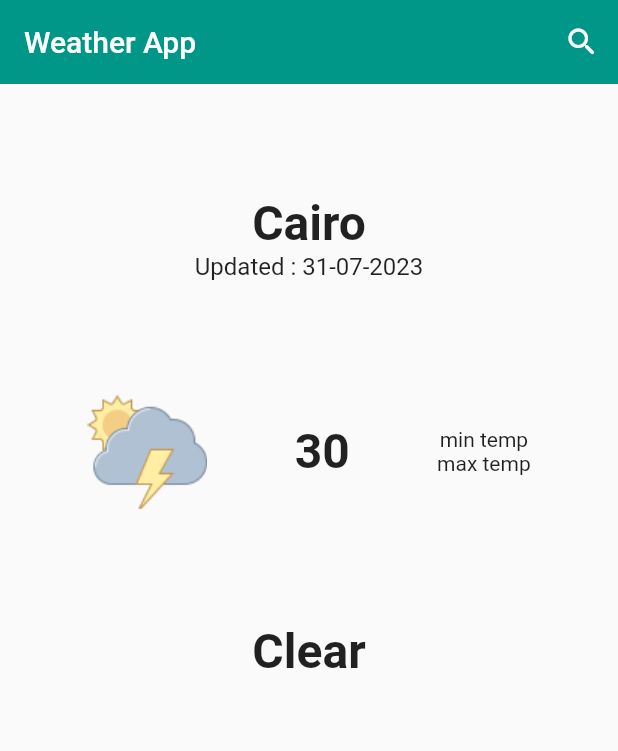
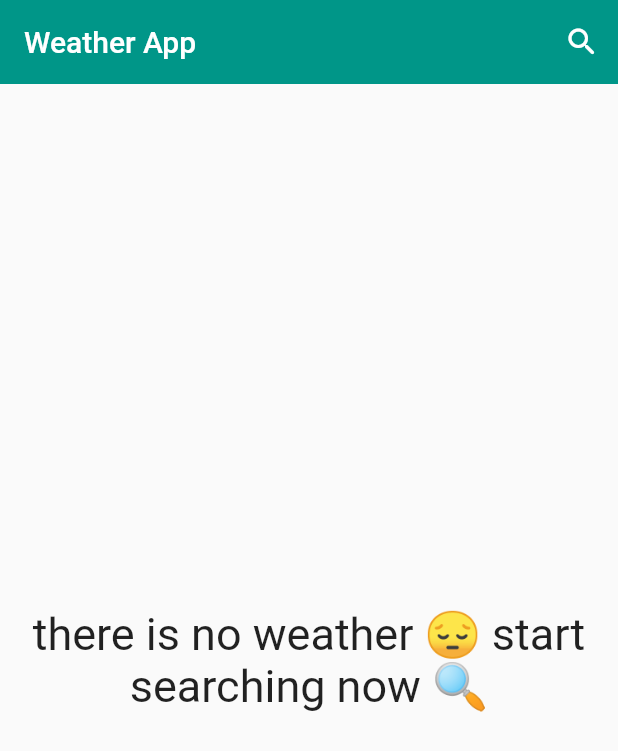
Before and after one commit to Ahmeddsanad/weather_app, a Flutter app: the screen it shows after launch, on a phone screen of 412 x 824 dp. Shown: the top 751 px of the screen. Run offline on Flutter 3.47's test engine with Material 2 defaults, Android fonts, the phone set to English and light mode, and no system bars.

```diff
--- a/lib/pages/home_page.dart
+++ b/lib/pages/home_page.dart
@@ -4,8 +4,6 @@ import 'package:weather_app/pages/search_page.dart';
 
 class HomePage extends StatelessWidget {
   HomePage({Key? key}) : super(key: key);
-
-  WeatherModel? WeatherData;
 
   @override
   Widget build(BuildContext context) {
@@ -31,7 +29,7 @@ class HomePage extends StatelessWidget {
             ),
           ],
         ),
-        body: WeatherData != null
+        body: weatherData == null
             ? const Center(
                 child: Column(
                   mainAxisSize: MainAxisSize.min,
```
